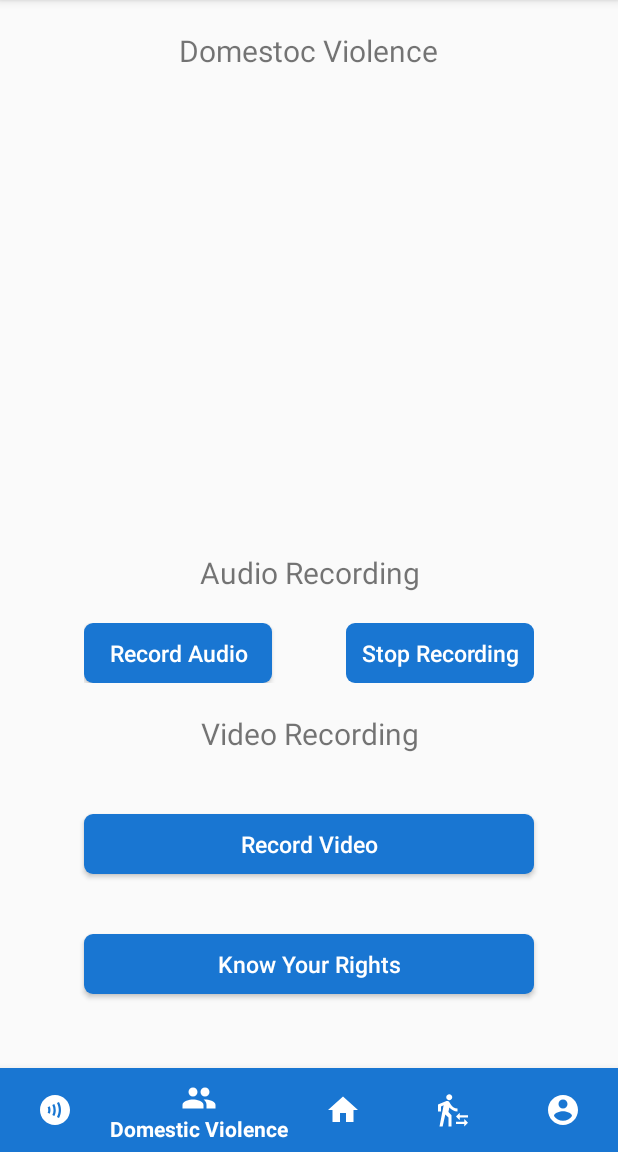
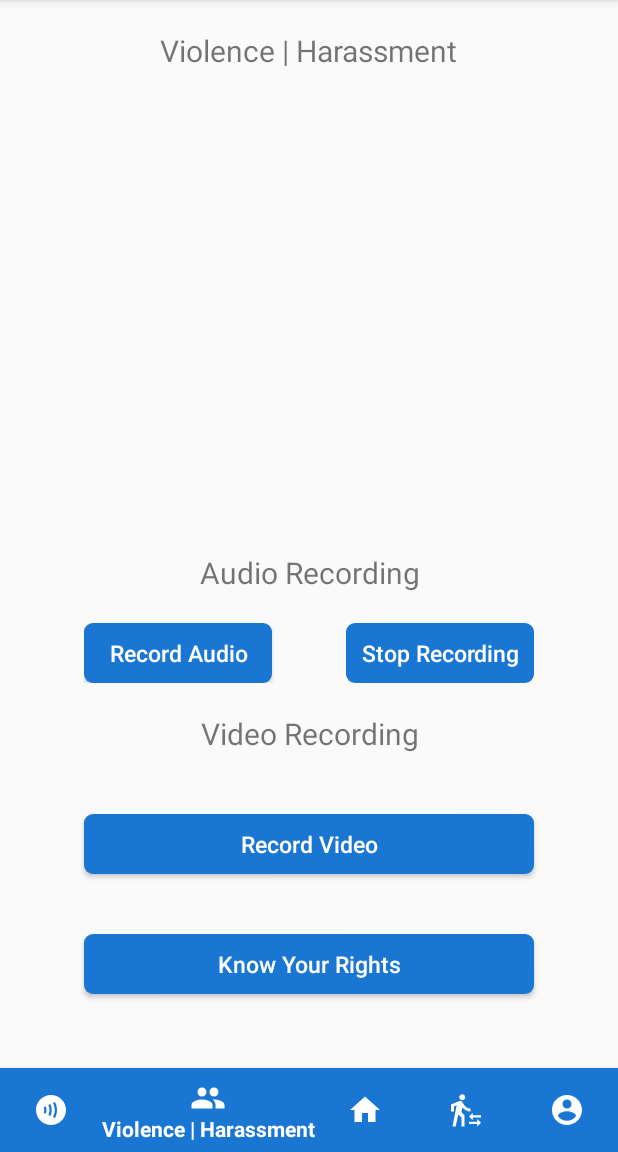
Before and after one commit to bhajan-limitless/AS120_EZ4US, an Android app: the screen it shows after launch once a user with an empty profile is signed in (DomesticVoilence), item 2 of the bottom bar chosen, on a phone screen of 412 x 824 dp, the part 84-1236 px from its top. Run offline under Robolectric (Android 15) with nearby library versions, the phone set to English and light mode, and no system bars; our stand-ins replace Firebase (no records; nobody signed in at launch, a user with empty details on screens opened directly), Volley.

```diff
--- a/app/src/main/java/com/ez4us/shieldapp/DomesticVoilence.java
+++ b/app/src/main/java/com/ez4us/shieldapp/DomesticVoilence.java
@@ -36,11 +36,14 @@ import static android.Manifest.permission.RECORD_AUDIO;
 import static android.Manifest.permission.WRITE_EXTERNAL_STORAGE;
 
 public class DomesticVoilence extends AppCompatActivity {
+
     // Date and Time
     Calendar c = Calendar.getInstance();
+    SimpleDateFormat datetimeformat = new SimpleDateFormat("dd-MM-yy-hh:mm:ss aa");
+    String datetime = datetimeformat.format(c.getTime());
+
     SimpleDateFormat dateformat = new SimpleDateFormat("dd-MM-yy-hh:mm:ss aa");
-    String datetime = dateformat.format(c.getTime());
-
+    String date = dateformat.format(c.getTime());
 
     // Declare variable
     private static int Video_Request =101;
@@ -173,7 +176,7 @@ public class DomesticVoilence extends AppCompatActivity {
                 storageReference  = FirebaseStorage.getInstance().getReference();
 
                 Uri upfile = Uri.fromFile(new File(audiofile));
-                StorageReference riversRef = storageReference.child("audios/"+UniqueID+"/"+datetime+".3gp");
+                StorageReference riversRef = storageReference.child("Reports/Domestic/"+UniqueID+"/"+date+"/Audios/"+datetime+".3gp");
 
                 riversRef.putFile(upfile)
                         .addOnSuccessListener(new OnSuccessListener<UploadTask.TaskSnapshot>() {
@@ -245,7 +248,7 @@ public class DomesticVoilence extends AppCompatActivity {
             mAuth = FirebaseAuth.getInstance();
             final String UniqueID = mAuth.getCurrentUser().getUid();
 
-            StorageReference riversRef = storageReference.child("videos/"+UniqueID+"/"+datetime+".mp4");
+            StorageReference riversRef = storageReference.child("Reports/Domestic/"+UniqueID+"/"+date+"/Videos/"+datetime+".mp4");
 
             riversRef.putFile(myvideo)
                     .addOnSuccessListener(new OnSuccessListener<UploadTask.TaskSnapshot>() {
--- a/app/src/main/java/com/ez4us/shieldapp/MainActivity.java
+++ b/app/src/main/java/com/ez4us/shieldapp/MainActivity.java
@@ -81,8 +81,12 @@ public class MainActivity extends AppCompatActivity {
 
     // Date and Time
     Calendar c = Calendar.getInstance();
-    SimpleDateFormat dateformat = new SimpleDateFormat("dd-MM-yy-hh:mm:ss aa");
-    String datetime = dateformat.format(c.getTime());
+    SimpleDateFormat datetimeformat = new SimpleDateFormat("dd-MM-yy-hh:mm:ss aa");
+    String datetime = datetimeformat.format(c.getTime());
+
+    SimpleDateFormat dateformat = new SimpleDateFormat("dd-MM-yy");
+    String date = dateformat.format(c.getTime());
+
 
     //initializing a button for emergency contacts
     Button button;
@@ -419,7 +423,7 @@ public class MainActivity extends AppCompatActivity {
         storageReference  = FirebaseStorage.getInstance().getReference();
 
         Uri upfile = Uri.fromFile(file);
-        StorageReference riversRef = storageReference.child("images/"+UniqueID+"/"+"IMG"+datetime+".jpg");
+        StorageReference riversRef = storageReference.child("Reports/trafficking/"+UniqueID+"/"+date+"/Images/"+datetime+".jpg");
 
         riversRef.putFile(upfile)
                 .addOnSuccessListener(new OnSuccessListener<UploadTask.TaskSnapshot>() {
--- a/app/src/main/res/layout/activity_domestic_voilence.xml
+++ b/app/src/main/res/layout/activity_domestic_voilence.xml
@@ -11,7 +11,7 @@
         android:layout_centerHorizontal="true"
         android:layout_width="wrap_content"
         android:layout_height="wrap_content"
-        android:text="Domestoc Violence"
+        android:text="Violence | Harassment"
         android:layout_margin="20sp"/>
 
     <LinearLayout
@@ -104,7 +104,4 @@
         app:menu="@menu/menu_nav"
         android:layout_alignParentBottom="true"/>
 
-
-
-
 </RelativeLayout>
--- a/app/src/main/res/menu/menu_nav.xml
+++ b/app/src/main/res/menu/menu_nav.xml
@@ -9,7 +9,7 @@
     <item
         android:id="@+id/domestic"
         android:icon="@drawable/ic_baseline_group_24"
-        android:title="Domestic Violence" />
+        android:title="Violence | Harassment" />
 
     <item
         android:id="@+id/homeNav"
```
